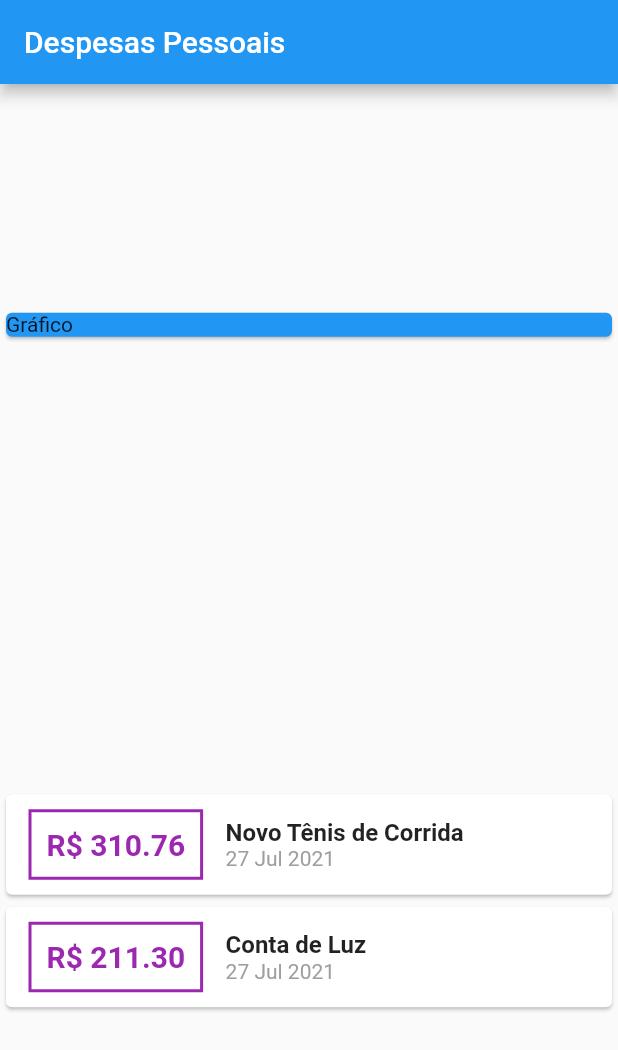
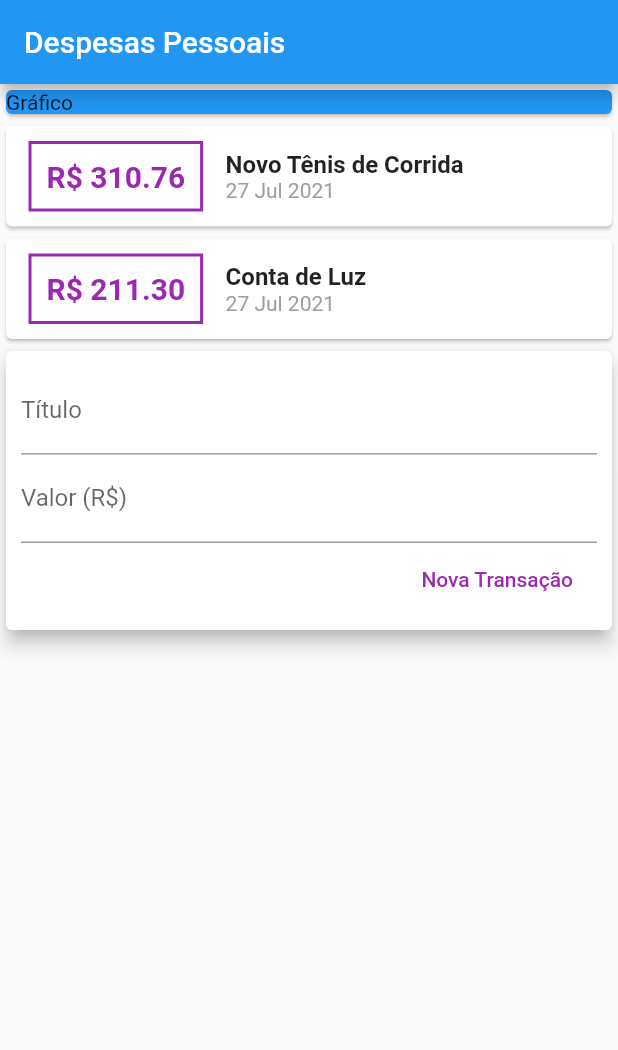
Before and after one commit to mateusgcoelho/expenses-app, a Flutter app: the screen it shows after launch, on a phone screen of 412 x 824 dp. Shown: the top 1050 px of the screen. Run offline on Flutter 3.47's test engine with Material 2 defaults, Android fonts, the phone set to English and light mode, and no system bars.

Commit message:
Usando textfield 01

```diff
--- a/lib/main.dart
+++ b/lib/main.dart
@@ -36,7 +36,6 @@ class MyHomePage extends StatelessWidget {
         title: Text("Despesas Pessoais"),
       ),
       body: Column(
-        mainAxisAlignment: MainAxisAlignment.spaceAround,
         crossAxisAlignment: CrossAxisAlignment.stretch,
         children: <Widget>[
           Container(
@@ -93,6 +92,36 @@ class MyHomePage extends StatelessWidget {
                 ),
               );
             }).toList(),
+          ),
+          Card(
+            elevation: 5,
+            child: Padding(
+              padding: EdgeInsets.all(10),
+              child: Column(
+                children: <Widget>[
+                  TextField(
+                    decoration: InputDecoration(
+                      labelText: "Título",
+                    ),
+                  ),
+                  TextField(
+                    decoration: InputDecoration(
+                      labelText: "Valor (R\$)",
+                    ),
+                  ),
+                  Row(
+                    mainAxisAlignment: MainAxisAlignment.end,
+                    children: [
+                      FlatButton(
+                        child: Text("Nova Transação"),
+                        textColor: Colors.purple,
+                        onPressed: () {},
+                      ),
+                    ],
+                  )
+                ],
+              ),
+            ),
           )
         ],
       ),
```
